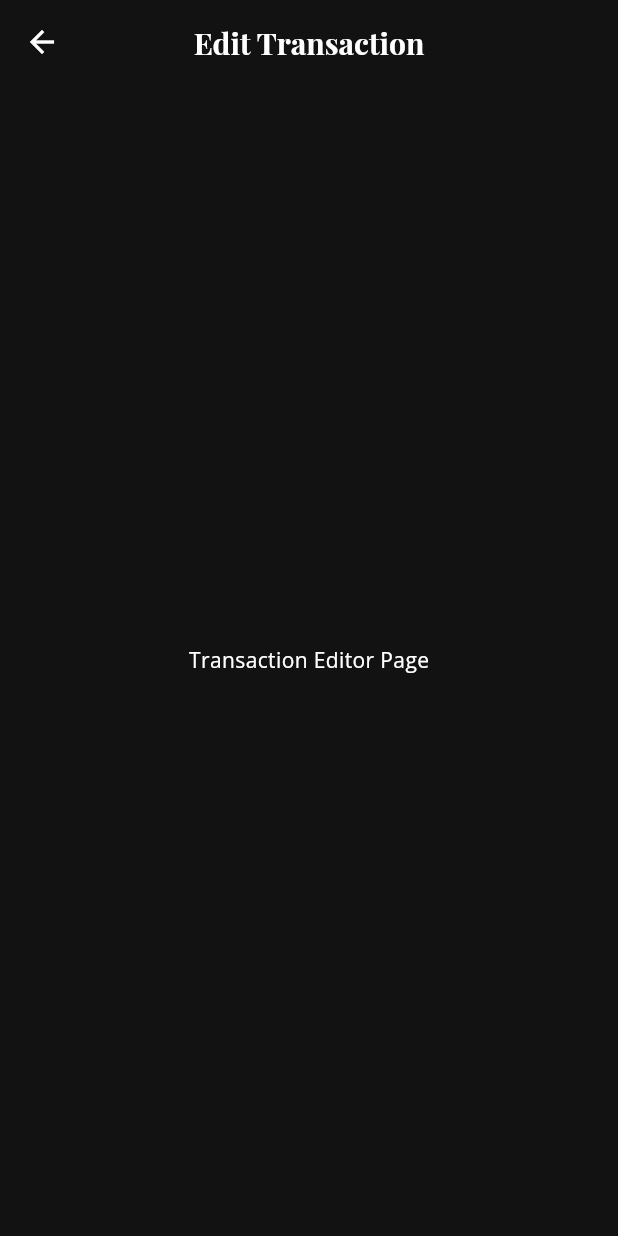
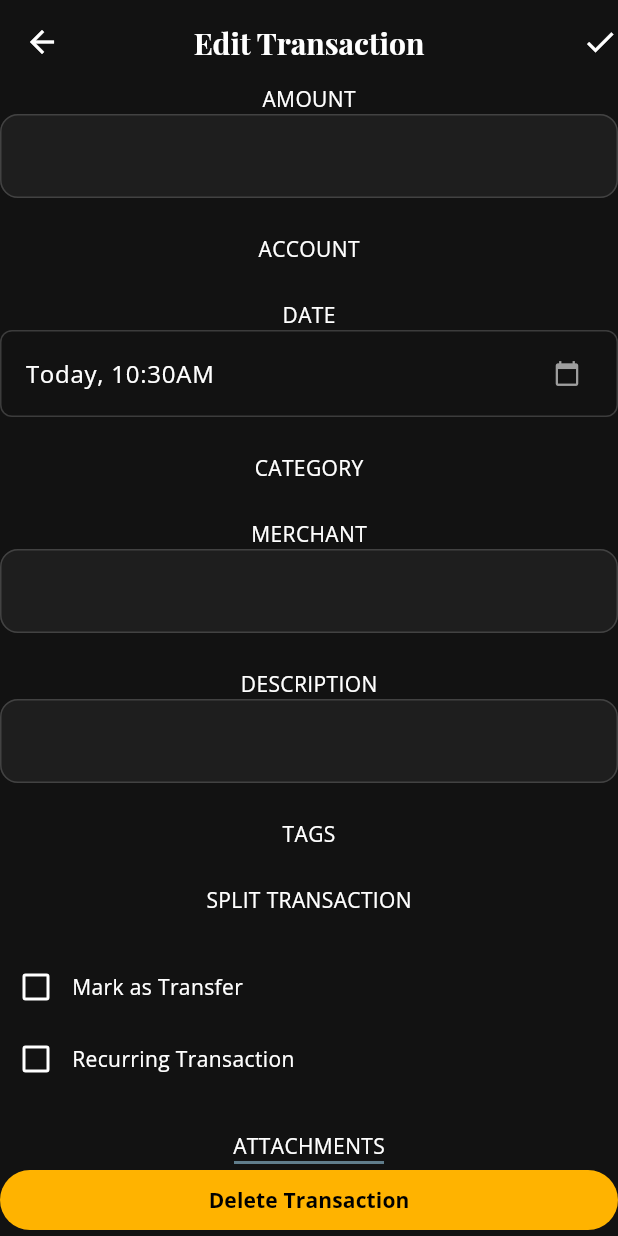
Before and after one commit to MiThaikKaMar/xpens_flow, a Flutter app: the TransactionEditorPage screen opened directly with empty values, on a phone screen of 412 x 824 dp. Run offline on Flutter 3.47's test engine with Material 3 defaults, Android fonts, the phone set to English and light mode, and no system bars; our stand-ins replace equatable, flutter_bloc, flutter_datetime_picker_plus, flutter_timezone, fpdart, get_it and 7 more; missing offline and left inert: currency_picker; accounts and stored records are empty; statements that could not run were skipped.

Commit message:
before changing the transaction model

```diff
--- a/lib/features/transactions/presentation/pages/transaction_editor_page.dart
+++ b/lib/features/transactions/presentation/pages/transaction_editor_page.dart
@@ -1,4 +1,11 @@
+// ignore_for_file: deprecated_member_use
+
 import 'package:flutter/material.dart';
+import 'package:flutter_datetime_picker_plus/flutter_datetime_picker_plus.dart';
+import 'package:xpens_flow/core/ui/theme/spacing.dart';
+
+import '../../../../core/ui/format/date_format.dart';
+import '../../../../core/ui/theme/app_theme.dart';
 
 class TransactionEditorPage extends StatefulWidget {
   const TransactionEditorPage({super.key, required this.transactionId});
@@ -12,9 +19,118 @@ class TransactionEditorPage extends StatefulWidget {
 class _TransactionEditorPageState extends State<TransactionEditorPage> {
   @override
   Widget build(BuildContext context) {
+    DateTime displayDateTime = DateTime.now();
+
     return Scaffold(
-      appBar: AppBar(title: Text("Edit Transaction")),
-      body: Center(child: Text("Transaction Editor Page")),
+      appBar: AppBar(
+        title: Text("Edit Transaction"),
+        actions: [Icon(Icons.done)],
+      ),
+      body: SingleChildScrollView(
+        child: Column(
+          mainAxisAlignment: MainAxisAlignment.start,
+          children: [
+            ///Amount
+            Text("AMOUNT"),
+            TextField(),
+            SizedBox(height: AppSpacing.lg),
+
+            //...............
+            ///Account
+            Text("ACCOUNT"),
+            //DropdownMenu(dropdownMenuEntries: dropdownMenuEntries),
+            SizedBox(height: AppSpacing.lg),
+
+            //.................
+            /// Date
+            Text("DATE"),
+            GestureDetector(
+              onTap: () {
+                DatePicker.showDateTimePicker(
+                  context,
+                  onConfirm: (time) {
+                    setState(() {
+                      displayDateTime = time;
+                    });
+                  },
+                );
+              },
+              child: ListTile(
+                shape: AppTheme.roundedRectangleBorder.copyWith(
+                  side: BorderSide(color: Colors.grey.withOpacity(0.3)),
+                ),
+                title: Text(formatDateTime(displayDateTime)),
+                trailing: Icon(
+                  Icons.calendar_today,
+                  size: AppSpacing.size18,
+                  color: Colors.grey,
+                ),
+              ),
+            ),
+            SizedBox(height: AppSpacing.lg),
+
+            //.......................
+            /// Category
+            Text("CATEGORY"),
+            //DropdownMenu(dropdownMenuEntries: dropdownMenuEntries),
+            SizedBox(height: AppSpacing.lg),
+
+            ///.............................
+            ///Merchant
+            Text("MERCHANT"),
+            TextField(),
+            SizedBox(height: AppSpacing.lg),
+
+            ///........................
+            ///Description
+            Text("DESCRIPTION"),
+            TextField(),
+            SizedBox(height: AppSpacing.lg),
+
+            //...........................
+            // Tags
+            Text("TAGS"),
+            // Add & remove tag ui
+            SizedBox(height: AppSpacing.lg),
+
+            //...............................
+            // Split transaction
+            Text("SPLIT TRANSACTION"),
+            // Add & remove spliting transaction ui
+            SizedBox(height: AppSpacing.lg),
+
+            //......................
+            /// Rules
+            Row(
+              children: [
+                Checkbox(value: false, onChanged: (bool? value) {}),
+                Text("Mark as Transfer"),
+              ],
+            ),
+            Row(
+              children: [
+                Checkbox(value: false, onChanged: (bool? value) {}),
+                Text("Recurring Transaction"),
+              ],
+            ),
+
+            SizedBox(height: AppSpacing.lg),
+
+            //.......................
+            //Attachments
+            Text("ATTACHMENTS"),
+            Container(
+              color: Colors.blueGrey,
+              width: AppSpacing.size100,
+              height: AppSpacing.size100,
+            ),
+          ],
+        ),
+      ),
+
+      bottomNavigationBar:
+          // Delete
+          FilledButton(onPressed: () {}, child: Text("Delete Transaction")),
     );
   }
 }
--- a/lib/features/transactions/presentation/sheets/quick_add_sheet.dart
+++ b/lib/features/transactions/presentation/sheets/quick_add_sheet.dart
@@ -12,7 +12,6 @@ import 'package:xpens_flow/features/transactions/data/models/transaction_model.d
 import 'package:xpens_flow/features/transactions/domain/entities/transaction.dart';
 import 'package:xpens_flow/features/transactions/presentation/state/feed/transaction_feed_bloc.dart';
 
-import '../../../../core/common/utils/show_snackbar.dart';
 import '../../../../core/ui/bloc/app_settings_bloc.dart';
 import '../../../../core/ui/theme/colors.dart';
 import '../../../../core/ui/theme/spacing.dart';
```
